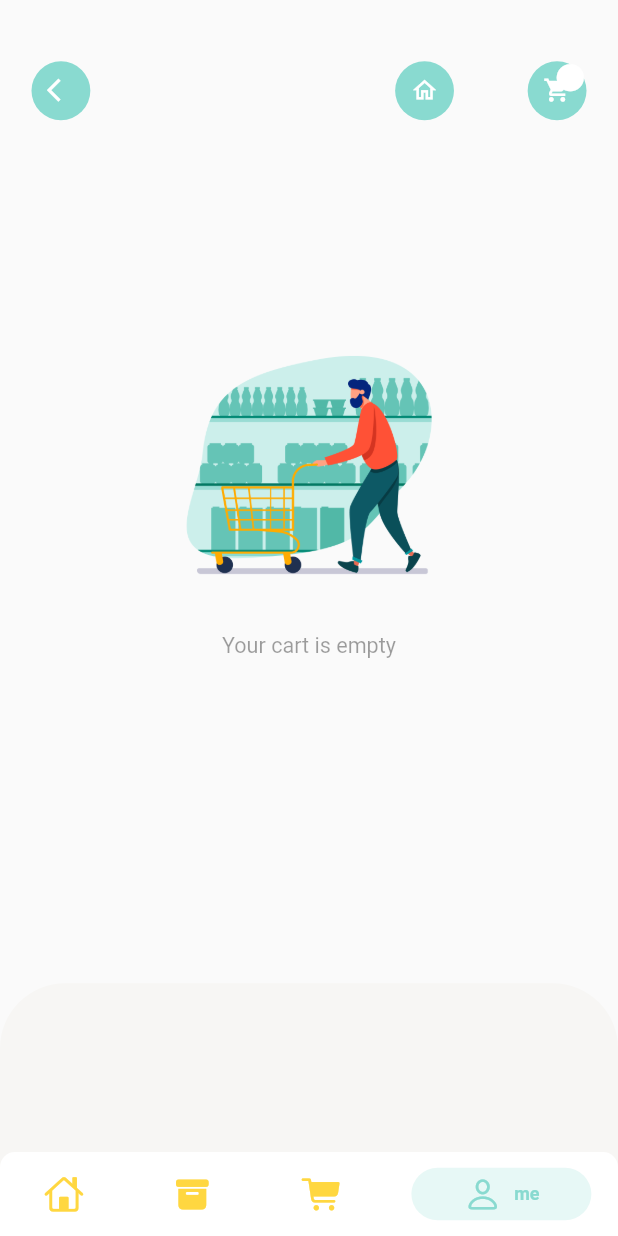
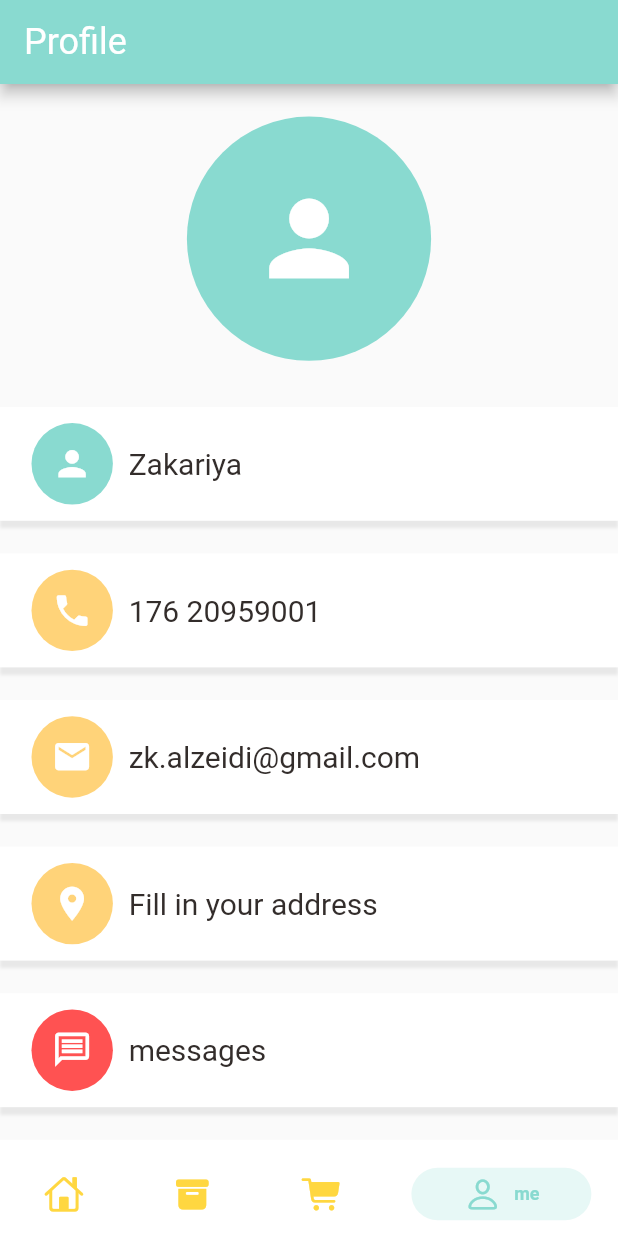
Before and after one commit to zkms-alzeidi/food_delivery_app-, a Flutter app: the screen it shows after launch, item 4 of the bottom bar chosen, on a phone screen of 412 x 824 dp. Run offline on Flutter 3.47's test engine with Material 2 defaults, Android fonts, the phone set to English and light mode, and no system bars; drawn by our look-alikes of persistent_bottom_nav_bar; our stand-ins replace dots_indicator, get, shared_preferences; network calls fail.

Commit message:
add Account-Page

```diff
--- a/lib/data/repository/popular_product_repo.dart
+++ b/lib/data/repository/popular_product_repo.dart
@@ -9,6 +9,6 @@ class PopularProductRepo extends GetxService{
   PopularProductRepo({ required this.apiClient});
 
   Future<Response> getPopularProductList() async{
-    return await apiClient.getData(AppConstants.DRINKS_URI);
+    return await apiClient.getData(AppConstants.POPULAR_PRODUCT_URI);
   }
 }
--- /dev/null
+++ b/lib/pages/account/account_page.dart
@@ -0,0 +1,86 @@
+import 'package:flutter/cupertino.dart';
+import 'package:flutter/material.dart';
+import 'package:food_delivery/utils/colors.dart';
+import 'package:food_delivery/utils/dimensions.dart';
+import 'package:food_delivery/widgets/account_widget.dart';
+import 'package:food_delivery/widgets/appIcon.dart';
+import 'package:food_delivery/widgets/big_text.dart';
+
+class AccountPage extends StatelessWidget {
+  const AccountPage({Key? key}) : super(key: key);
+
+  @override
+  Widget build(BuildContext context) {
+    return Scaffold(
+      appBar: AppBar(
+        backgroundColor: AppColors.mainColor,
+        title: BigText(text: 'Profile',size: 24,color:Colors.white),),
+      body: Container(
+        width: double.maxFinite,
+        margin: EdgeInsets.only(top: Dimensions.height20),
+        child: Column(
+          children: [
+            //profile Icon
+            AppIcon(icon: Icons.person,
+              backgroundColor: AppColors.mainColor,
+              iconColor: Colors.white,
+              size: Dimensions.height15*10,
+            iconSize: Dimensions.height45+Dimensions.height30,),
+            SizedBox(height: Dimensions.height30,),
+            Expanded(
+              child: SingleChildScrollView(
+                child: Column(
+                  children: [
+                    //Name
+                    AccountWidget(appIcon:  AppIcon(icon: Icons.person,
+                      backgroundColor: AppColors.mainColor,
+                      iconColor: Colors.white,
+                      size: Dimensions.height10*5,
+                      iconSize: Dimensions.height10*5/2,) , bigText: BigText(text: "Zakariya",)),
+                    SizedBox(height: Dimensions.height20,),
+                    //phone
+                    AccountWidget(appIcon:  AppIcon(icon: Icons.phone,
+                      backgroundColor: AppColors.yellowColor,
+                      iconColor: Colors.white,
+                      size: Dimensions.height10*5,
+                      iconSize: Dimensions.height10*5/2,) , bigText: BigText(text: "176 20959001",)),
+                    SizedBox(height: Dimensions.height20,),
+                    //email
+                    AccountWidget(appIcon:  AppIcon(icon: Icons.email,
+                      backgroundColor: AppColors.yellowColor,
+                      iconColor: Colors.white,
+                      size: Dimensions.height10*5,
+                      iconSize: Dimensions.height10*5/2,) , bigText: BigText(text: "zk.alzeidi@gmail.com",)),
+                    SizedBox(height: Dimensions.height20,),
+                    //address
+                    AccountWidget(appIcon:  AppIcon(icon: Icons.location_on,
+                      backgroundColor: AppColors.yellowColor,
+                      iconColor: Colors.white,
+                      size: Dimensions.height10*5,
+                      iconSize: Dimensions.height10*5/2,) , bigText: BigText(text: "Fill in your address",)),
+                    SizedBox(height: Dimensions.height20,),
+                    //message
+                    AccountWidget(appIcon:  AppIcon(icon: Icons.message_outlined,
+                      backgroundColor: Colors.redAccent,
+                      iconColor: Colors.white,
+                      size: Dimensions.height10*5,
+                      iconSize: Dimensions.height10*5/2,) , bigText: BigText(text: "messages",)),
+                    SizedBox(height: Dimensions.height20,),
+                    AccountWidget(appIcon:  AppIcon(icon: Icons.logout,
+                      backgroundColor: Colors.redAccent,
+                      iconColor: Colors.white,
+                      size: Dimensions.height10*5,
+                      iconSize: Dimensions.height10*5/2,) , bigText: BigText(text: "logout",)),
+                    SizedBox(height: Dimensions.height20,),
+
+                  ],
+                ),
+              ),
+            )
+
+          ],
+        ),
+      ),
+    );
+  }
+}
--- a/lib/pages/home/home_page.dart
+++ b/lib/pages/home/home_page.dart
@@ -3,6 +3,7 @@ import 'package:flutter/cupertino.dart';
 import 'package:flutter/material.dart';
 import 'package:food_delivery/cart/cart_page.dart';
 import 'package:food_delivery/cart/history_page.dart';
+import 'package:food_delivery/pages/account/account_page.dart';
 import 'package:food_delivery/pages/food/papular_food_detail.dart';
 import 'package:food_delivery/pages/food/recommended_food_detail.dart';
 import 'package:food_delivery/pages/home/main_food_page.dart';
@@ -23,11 +24,11 @@ class HomePage extends StatefulWidget {
 class _HomePageState extends State<HomePage> {
 
   int _selectedIndex= 0;
-  List pages= [
+  List<Widget> pages= [
     MainFoodPage(),
-    PopularFoodDetail(pageId: 3, page: "home"),
     HistoryPage(),
     CartPage(),
+    AccountPage()
   ];
   late PersistentTabController _controller;
 
@@ -78,12 +79,7 @@ class _HomePageState extends State<HomePage> {
     );
   }
   List<Widget> _buildScreens() {
-    return [
-      MainFoodPage(),
-      PopularFoodDetail(pageId: 3, page: "home"),
-      HistoryPage(),
-      CartPage(),
-    ];
+    return pages;
   }
   List<PersistentBottomNavBarItem> _navBarsItems() {
     return [
--- a/lib/pages/home/main_food_page.dart
+++ b/lib/pages/home/main_food_page.dart
@@ -1,9 +1,12 @@
 import 'package:flutter/cupertino.dart';
 import 'package:flutter/material.dart';
+import 'package:food_delivery/controllers/popular_product_controller.dart';
+import 'package:food_delivery/controllers/recommended_popular_controller.dart';
 import 'package:food_delivery/utils/colors.dart';
 import 'package:food_delivery/utils/dimensions.dart';
 import 'package:food_delivery/widgets/big_text.dart';
 import 'package:food_delivery/widgets/small_text.dart';
+import 'package:get/get.dart';
 import 'food_page_body.dart';
 
 class MainFoodPage extends StatefulWidget {
@@ -15,11 +18,16 @@ class MainFoodPage extends StatefulWidget {
 }
 
 class _MainFoodPageState extends State<MainFoodPage> {
+
+  Future<void> _loadResources() async{
+    await Get.find<PopularProductController>().getPopularProductList();
+    await Get.find<RecommendedProductController>().getRecommendedProductList();
+  }
+
   @override
   Widget build(BuildContext context) {
 
-    return Scaffold(
-      body: Column(
+    return RefreshIndicator(child:  Column(
       children: [
         //ziegt das Header
         Container(
@@ -69,7 +77,6 @@ class _MainFoodPageState extends State<MainFoodPage> {
 
 
       ],
-      ),
-    );
+    ), onRefresh: _loadResources);
   }
 }
--- /dev/null
+++ b/lib/widgets/account_widget.dart
@@ -0,0 +1,42 @@
+import 'package:flutter/cupertino.dart';
+import 'package:flutter/material.dart';
+import 'package:food_delivery/utils/dimensions.dart';
+import 'package:food_delivery/widgets/big_text.dart';
+
+import 'appIcon.dart';
+
+class AccountWidget extends StatelessWidget {
+  AppIcon appIcon;
+  BigText bigText;
+
+  AccountWidget({Key? key, required this.appIcon, required this.bigText})
+      : super(key: key);
+
+  @override
+  Widget build(BuildContext context) {
+    return Container(
+
+      padding: EdgeInsets.only(
+          left: Dimensions.width20,
+          top: Dimensions.height10,
+          bottom: Dimensions.height10),
+      child: Row(
+        children: [
+          appIcon,
+          SizedBox(width: Dimensions.width10,),
+          bigText
+        ],
+      ),
+      decoration: BoxDecoration(
+          color: Colors.white,
+        boxShadow: [
+          BoxShadow(
+            blurRadius: 1,
+            offset: Offset(0,5),
+            color: Colors.grey.withOpacity(0.2)
+          )
+        ]
+      ),
+    );
+  }
+}
--- a/lib/widgets/appIcon.dart
+++ b/lib/widgets/appIcon.dart
@@ -7,13 +7,15 @@ class AppIcon extends StatelessWidget {
   final Color backgroundColor;
   final Color iconColor;
   final double size;
+  final double iconSize;
 
   const AppIcon({
     Key? key,
     required this.icon,
     this.iconColor = const Color(0xFF756d54),
     this.backgroundColor= const Color(0xFFfcf4e4),
-    this.size = 40}) : super(key: key);
+    this.size = 40,
+    this.iconSize=19}) : super(key: key);
 
   @override
   Widget build(BuildContext context) {
@@ -27,7 +29,7 @@ class AppIcon extends StatelessWidget {
       child: Icon(
         icon,
         color: iconColor,
-        size: Dimensions.iconSize17,
+        size: iconSize,
       ),
     );
   }
```
Lines whose indentation alone changed are shown as unchanged.
